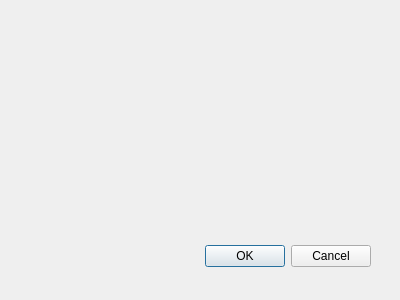
JosefNatanael/ThePhotoEditor, file Utilities/CommitDialog.ui: the form before one commit.
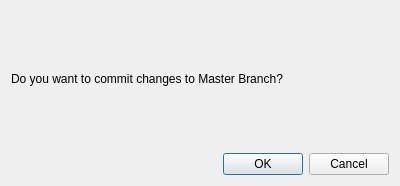
The form after the commit.

```diff
--- a/Utilities/CommitDialog.ui
+++ b/Utilities/CommitDialog.ui
@@ -9,21 +9,22 @@
     <x>0</x>
     <y>0</y>
     <width>400</width>
-    <height>300</height>
+    <height>186</height>
    </rect>
   </property>
   <property name="windowTitle">
    <string>Dialog</string>
   </property>
-  <widget name="buttonBox" class="QDialogButtonBox">
-   <property name="geometry">
-    <rect>
-     <x>30</x>
-     <y>240</y>
-     <width>341</width>
-     <height>32</height>
-    </rect>
-   </property>
+  <layout class="QVBoxLayout" name="verticalLayout">
+   <item>
+    <widget class="QLabel" name="label">
+     <property name="text">
+      <string>Do you want to commit changes to Master Branch?</string>
+     </property>
+    </widget>
+   </item>
+   <item>
+    <widget class="QDialogButtonBox" name="buttonBox">
    <property name="orientation">
     <enum>Qt::Horizontal</enum>
    </property>
@@ -31,6 +32,8 @@
     <set>QDialogButtonBox::Cancel|QDialogButtonBox::Ok</set>
    </property>
   </widget>
+   </item>
+  </layout>
  </widget>
  <pixmapfunction/>
  <resources/>
```
Left out of the diff: 7 changed lines with no effect on the pictures. Lines whose indentation alone changed are shown as unchanged.
